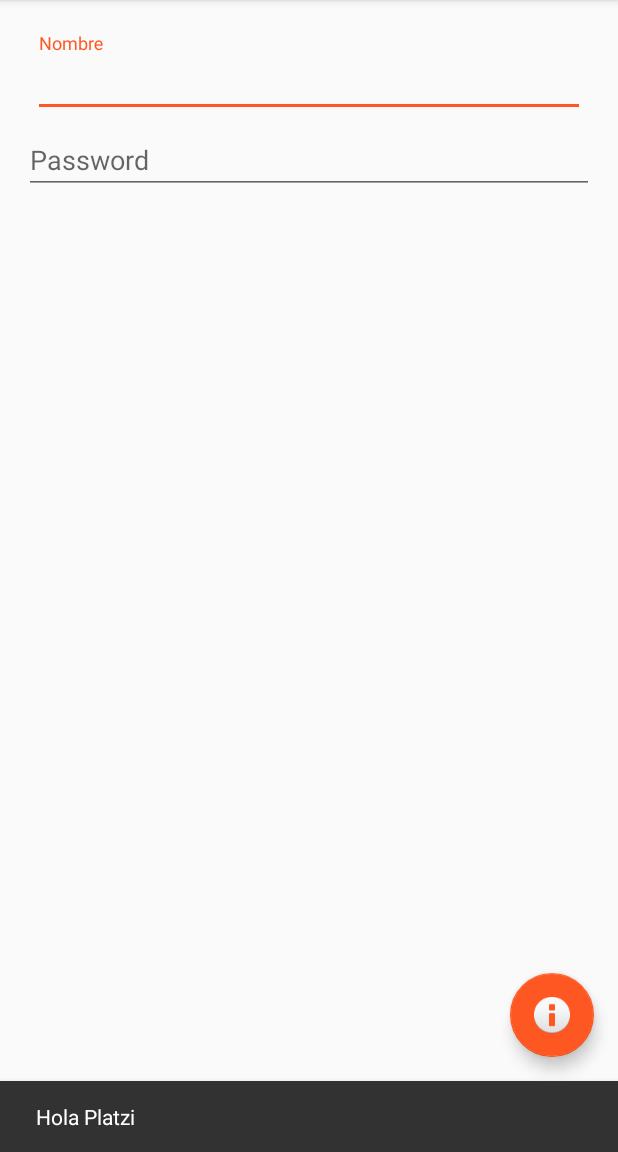
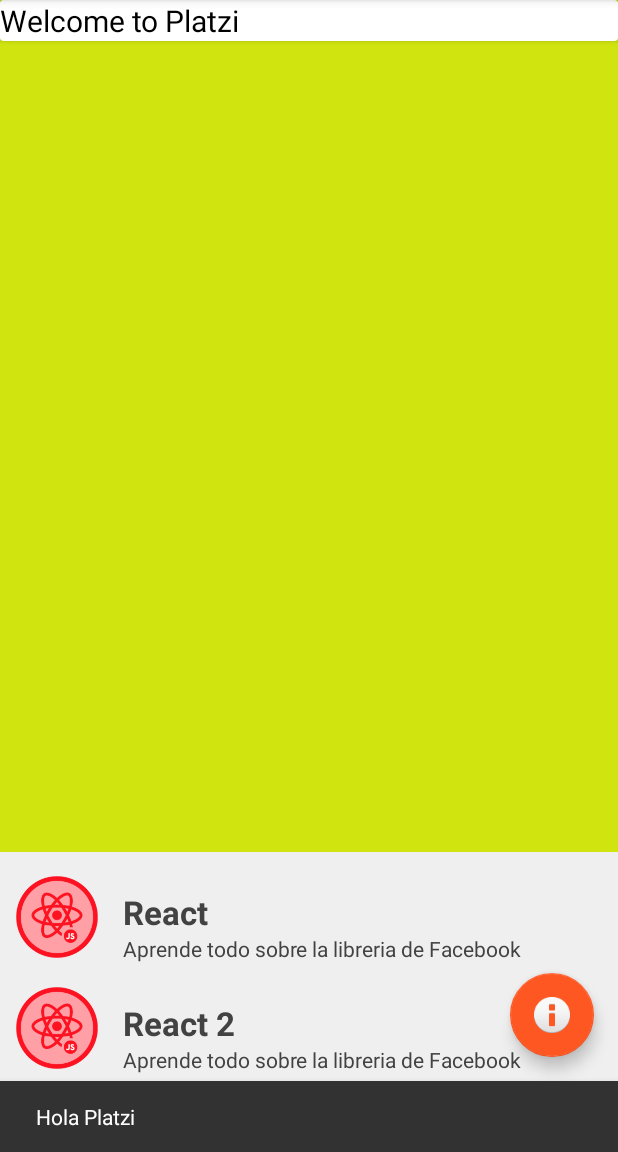
Before and after one commit to DavidCLuna/Materialapp, an Android app: the screen it shows after launch (MainActivity), after a tap on an icon or button, on a phone screen of 412 x 824 dp, the part 84-1236 px from its top. Run offline under Robolectric (Android 15) with nearby library versions, the phone set to English and light mode, and no system bars.

Commit message:
BottomSheet OK

```diff
--- a/app/src/main/java/com/platzi/miprimeraappmaterial/MainActivity.java
+++ b/app/src/main/java/com/platzi/miprimeraappmaterial/MainActivity.java
@@ -1,13 +1,24 @@
 package com.platzi.miprimeraappmaterial;
 
 import android.os.Bundle;
+import android.support.annotation.NonNull;
+import android.support.design.widget.BottomSheetBehavior;
+import android.support.design.widget.CoordinatorLayout;
 import android.support.design.widget.FloatingActionButton;
 import android.support.design.widget.Snackbar;
 import android.support.v7.app.AppCompatActivity;
+import android.support.v7.widget.DefaultItemAnimator;
+import android.support.v7.widget.LinearLayoutManager;
+import android.support.v7.widget.RecyclerView;
 import android.support.v7.widget.Toolbar;
 import android.view.View;
 import android.view.Menu;
 import android.view.MenuItem;
+
+import com.platzi.miprimeraappmaterial.adapters.CursosAdapter;
+import com.platzi.miprimeraappmaterial.models.Cursos;
+
+import java.util.ArrayList;
 
 public class MainActivity extends AppCompatActivity {
 
@@ -25,6 +36,96 @@ public class MainActivity extends AppCompatActivity {
             public void onClick(View view) {
                 Snackbar.make(view, "Hola Platzi", Snackbar.LENGTH_LONG)
                         .show();
+            }
+        });
+
+        setRecyclerView();
+    }
+
+    public void setRecyclerView(){
+
+        ArrayList<Cursos>  cursos = new ArrayList<>();
+
+        Cursos curso = new Cursos();
+        curso.setTitle("React");
+        curso.setDescription("Aprende todo sobre la libreria de Facebook");
+        curso.setBadge("react");
+        cursos.add(curso);
+
+
+        Cursos curso2 = new Cursos();
+        curso2.setTitle("React 2");
+        curso2.setDescription("Aprende todo sobre la libreria de Facebook");
+        curso2.setBadge("react");
+        cursos.add(curso2);
+
+        Cursos curso3 = new Cursos();
+        curso3.setTitle("React 3");
+        curso3.setDescription("Aprende todo sobre la libreria de Facebook");
+        curso3.setBadge("react");
+        cursos.add(curso3);
+
+        Cursos curso4 = new Cursos();
+        curso4.setTitle("React 3");
+        curso4.setDescription("Aprende todo sobre la libreria de Facebook");
+        curso4.setBadge("react");
+        cursos.add(curso4);
+
+        Cursos curso5 = new Cursos();
+        curso5.setTitle("React 3");
+        curso5.setDescription("Aprende todo sobre la libreria de Facebook");
+        curso5.setBadge("react");
+        cursos.add(curso5);
+
+        Cursos curso6 = new Cursos();
+        curso6.setTitle("React 3");
+        curso6.setDescription("Aprende todo sobre la libreria de Facebook");
+        curso6.setBadge("react");
+        cursos.add(curso6);
+
+        Cursos curso7 = new Cursos();
+        curso7.setTitle("React 3");
+        curso7.setDescription("Aprende todo sobre la libreria de Facebook");
+        curso7.setBadge("react");
+        cursos.add(curso7);
+
+        Cursos curso8 = new Cursos();
+        curso8.setTitle("React 3");
+        curso8.setDescription("Aprende todo sobre la libreria de Facebook");
+        curso8.setBadge("react");
+        cursos.add(curso8);
+
+
+        Cursos curso9 = new Cursos();
+        curso9.setTitle("React 3");
+        curso9.setDescription("Aprende todo sobre la libreria de Facebook");
+        curso9.setBadge("react");
+        cursos.add(curso9);
+
+
+
+        RecyclerView recyclerView = (RecyclerView) findViewById(R.id.cursos);
+        recyclerView.setHasFixedSize(true);
+        recyclerView.setItemAnimator(new DefaultItemAnimator());
+        recyclerView.setAdapter(new CursosAdapter(cursos, R.layout.row));
+        final LinearLayoutManager layoutManager = new LinearLayoutManager(this);
+        layoutManager.setOrientation(LinearLayoutManager.VERTICAL);
+        recyclerView.setLayoutManager(layoutManager);
+
+        // The View with the BottomSheetBehavior
+        CoordinatorLayout coordinatorLayout = (CoordinatorLayout) findViewById(R.id.coordinator);
+        View bottomSheet = coordinatorLayout.findViewById(R.id.cursos);
+
+        final BottomSheetBehavior behavior = BottomSheetBehavior.from(bottomSheet);
+        behavior.setBottomSheetCallback(new BottomSheetBehavior.BottomSheetCallback() {
+            @Override
+            public void onStateChanged(@NonNull View bottomSheet, int newState) {
+
+            }
+
+            @Override
+            public void onSlide(@NonNull View bottomSheet, float slideOffset) {
+
             }
         });
     }
--- /dev/null
+++ b/app/src/main/java/com/platzi/miprimeraappmaterial/adapters/CursosAdapter.java
@@ -0,0 +1,91 @@
+package com.platzi.miprimeraappmaterial.adapters;
+
+import android.support.v7.widget.RecyclerView;
+import android.view.LayoutInflater;
+import android.view.View;
+import android.view.ViewGroup;
+import android.widget.ImageView;
+import android.widget.TextView;
+
+import com.platzi.miprimeraappmaterial.R;
+import com.platzi.miprimeraappmaterial.models.Cursos;
+
+import java.util.ArrayList;
+
+/**
+ * Created by Thespianartist on 06/03/16.
+ */
+public class CursosAdapter extends RecyclerView.Adapter<CursosAdapter.ViewHolder> {
+
+
+    private ArrayList<Cursos> pusheenArrayList;
+    private int itemLayout;
+
+
+    public CursosAdapter(ArrayList<Cursos> data,  int itemLayout){
+
+        this.pusheenArrayList = data;
+        this.itemLayout = itemLayout;
+    }
+
+    public static class ViewHolder extends RecyclerView.ViewHolder {
+
+        public  ImageView badgeImage;
+        public  TextView title;
+        private TextView description;
+        private TextView career;
+
+
+        public ViewHolder(View itemView) {
+            super(itemView);
+
+            badgeImage  =   (ImageView) itemView.findViewById(R.id.imageRow);
+            title   =    (TextView) itemView.findViewById(R.id.title);
+            description = (TextView) itemView.findViewById(R.id.description);
+
+        }
+    }
+
+
+    @Override
+    public CursosAdapter.ViewHolder onCreateViewHolder(ViewGroup parent, int i) {
+
+        View itemLayoutView = LayoutInflater.from(parent.getContext()).inflate(itemLayout, parent, false);
+        ViewHolder viewHolder = new ViewHolder(itemLayoutView);
+        return viewHolder;
+    }
+
+
+
+    @Override
+    public void onBindViewHolder(CursosAdapter.ViewHolder viewHolder, int position) {
+
+        Cursos curso = pusheenArrayList.get(position);
+
+        viewHolder.title.setText(curso.getTitle());
+        viewHolder.description.setText(curso.getDescription());
+
+        if (curso.getBadge()!=null) {
+
+            switch (curso.getBadge()) {
+
+                case "react":
+                    viewHolder.badgeImage.setImageResource(R.mipmap.reactj);
+                    break;
+
+            }
+
+        }else{
+
+            viewHolder.badgeImage.setImageResource(R.mipmap.reactj);
+        }
+
+        viewHolder.itemView.setTag(curso);
+
+    }
+
+    @Override
+    public int getItemCount() {
+            return this.pusheenArrayList.size();
+    }
+}
--- a/app/src/main/res/layout/activity_main.xml
+++ b/app/src/main/res/layout/activity_main.xml
@@ -1,10 +1,13 @@
 <?xml version="1.0" encoding="utf-8"?>
+
 <android.support.design.widget.CoordinatorLayout
     xmlns:android="http://schemas.android.com/apk/res/android"
     xmlns:app="http://schemas.android.com/apk/res-auto"
     xmlns:tools="http://schemas.android.com/tools"
     android:layout_width="match_parent"
     android:layout_height="match_parent"
+    android:background="#D0E40F"
+    android:id="@+id/coordinator"
     android:fitsSystemWindows="true"
     tools:context="com.platzi.miprimeraappmaterial.MainActivity">
 
@@ -23,7 +26,30 @@
 
     </android.support.design.widget.AppBarLayout>
 
-    <include layout="@layout/content_main" />
+    <android.support.v7.widget.CardView
+        android:layout_marginTop="?attr/actionBarSize"
+        android:foregroundGravity="center"
+        android:layout_width="match_parent"
+        android:layout_height="wrap_content">
+
+        <TextView
+            android:layout_width="match_parent"
+            android:layout_height="wrap_content"
+            android:textColor="#000000"
+            android:text="Welcome to Platzi"
+            android:textSize="20dp" />
+
+    </android.support.v7.widget.CardView>
+
+    <android.support.v7.widget.RecyclerView
+        app:layout_behavior="@string/bottom_sheet_behavior"
+        app:behavior_peekHeight="200dp"
+        android:gravity="center"
+        android:background="#efefef"
+        android:id="@+id/cursos"
+        android:layout_width="match_parent"
+        android:layout_height="match_parent" />
+
 
     <android.support.design.widget.FloatingActionButton
         android:id="@+id/fab"
--- a/app/src/main/res/layout/content_main.xml
+++ b/app/src/main/res/layout/content_main.xml
@@ -1,5 +1,6 @@
 <?xml version="1.0" encoding="utf-8"?>
-<RelativeLayout xmlns:android="http://schemas.android.com/apk/res/android"
+<RelativeLayout
+    xmlns:android="http://schemas.android.com/apk/res/android"
     xmlns:app="http://schemas.android.com/apk/res-auto"
     xmlns:tools="http://schemas.android.com/tools"
     android:layout_width="match_parent"
--- a/app/src/main/res/layout/row.xml
+++ b/app/src/main/res/layout/row.xml
@@ -1,57 +1,42 @@
-<LinearLayout xmlns:android="http://schemas.android.com/apk/res/android"
-    android:layout_width="match_parent"
-    android:layout_height="match_parent"
-    android:layout_marginTop="8dp"
-    android:layout_marginBottom="8dp"
-    android:orientation="vertical" >
+
+<RelativeLayout
+    android:layout_marginLeft="10dp"
+    android:layout_marginTop="15dp"
+    android:elevation="2dp"
+    xmlns:android="http://schemas.android.com/apk/res/android"
+    android:layout_width="wrap_content"
+    android:layout_height="wrap_content">
+
+    <ImageView
+        android:id="@+id/imageRow"
+        android:layout_width="56dp"
+        android:layout_height="56dp"
+        android:src="@mipmap/reactj"/>
+
+    <TextView
+        android:layout_width="wrap_content"
+        android:layout_height="wrap_content"
+        android:textAppearance="?android:attr/textAppearanceLarge"
+        android:text="Nombre de Curso"
+        android:id="@+id/title"
+        android:textStyle="bold"
+        android:textColor="#424242"
+        android:layout_alignParentTop="true"
+        android:layout_toRightOf="@+id/imageRow"
+        android:layout_toEndOf="@+id/imageRow"
+        android:layout_marginLeft="16dp"
+        android:layout_marginTop="10dp" />
+
+    <TextView
+        android:layout_width="wrap_content"
+        android:layout_height="wrap_content"
+        android:textAppearance="?android:attr/textAppearanceSmall"
+        android:text="description"
+        android:textColor="#424242"
+        android:id="@+id/description"
+        android:layout_below="@+id/title"
+        android:layout_alignLeft="@+id/title"
+        android:layout_alignStart="@+id/title" />
 
 
-    <LinearLayout
-        android:layout_width="fill_parent"
-        android:layout_height="wrap_content"
-        android:orientation="horizontal">
-
-        <ImageView
-            android:src="@mipmap/live"
-            android:id="@+id/imageRow"
-            android:layout_height="56dp"
-            android:layout_marginLeft="10dp"
-            android:layout_marginRight="16dp"
-            android:layout_width="56dp"
-            android:layout_gravity="center"
-            android:gravity="center_horizontal"/>
-
-
-        <LinearLayout
-            android:layout_marginTop="8dp"
-            android:layout_width="fill_parent"
-            android:layout_height="wrap_content"
-            android:orientation="vertical">
-
-            <TextView
-                android:id="@+id/title"
-                android:text="Title"
-                android:textStyle="bold"
-                android:layout_width="200dp"
-                android:layout_height="wrap_content"
-                android:layout_marginBottom="4dp"
-                android:textColor="#333"
-                android:textSize="16sp" />
-
-            <TextView
-                android:text="Description"
-                android:id="@+id/description"
-                android:textColor="#9b000000"
-                android:layout_marginRight="16dp"
-                android:layout_width="wrap_content"
-                android:layout_height="wrap_content"
-                android:textSize="16sp"
-                android:layout_gravity="left" />
-
-        </LinearLayout>
-
-
-    </LinearLayout>
-
-
-</LinearLayout>
+</RelativeLayout>
```
Also changed, not shown: app/src/main/res/mipmap-mdpi/header.jpeg (added), app/src/main/res/mipmap-mdpi/reactj.png (added).
